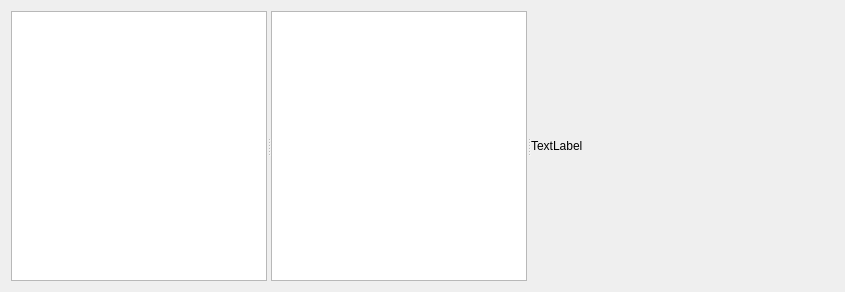
Qt form SymbolScanner/WinImageSelector.ui (veeman/SymbolScanner) before a commit.
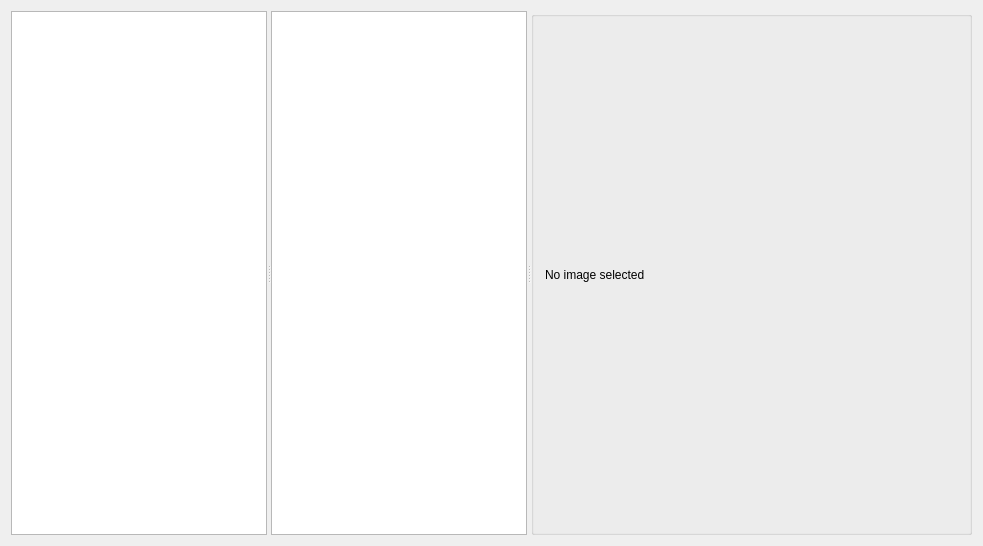
The same form after that commit. Custom widgets are drawn as their Qt base class.

Commit message: threaded loading state window layout update

The edit to the form file:
```diff
--- a/SymbolScanner/WinImageSelector.ui
+++ b/SymbolScanner/WinImageSelector.ui
@@ -6,8 +6,8 @@
    <rect>
     <x>0</x>
     <y>0</y>
-    <width>845</width>
-    <height>292</height>
+    <width>983</width>
+    <height>546</height>
    </rect>
   </property>
   <property name="windowTitle">
@@ -19,7 +19,7 @@
 Optimal are images in A4 format with a resolution of 150 dpi.
 If you are done press next.</string>
   </property>
-  <layout class="QHBoxLayout" name="horizontalLayout">
+  <layout class="QHBoxLayout" name="horizontalLayout_2">
    <item>
     <widget class="QSplitter" name="splitter">
      <property name="orientation">
@@ -39,16 +39,37 @@
        </stringlist>
       </property>
      </widget>
-     <widget class="QAspectRatioPixmapLabel" name="labelPreview">
+     <widget class="QGroupBox" name="groupBoxPreview">
       <property name="sizePolicy">
-       <sizepolicy hsizetype="Expanding" vsizetype="Preferred">
-        <horstretch>2</horstretch>
+       <sizepolicy hsizetype="Preferred" vsizetype="Preferred">
+        <horstretch>1</horstretch>
         <verstretch>0</verstretch>
        </sizepolicy>
       </property>
-      <property name="text">
-       <string>TextLabel</string>
+      <property name="title">
+       <string/>
       </property>
+      <layout class="QHBoxLayout" name="horizontalLayout">
+       <item>
+        <widget class="QAspectRatioPixmapLabel" name="labelPreview">
+         <property name="sizePolicy">
+          <sizepolicy hsizetype="Expanding" vsizetype="Preferred">
+           <horstretch>2</horstretch>
+           <verstretch>0</verstretch>
+          </sizepolicy>
+         </property>
+         <property name="text">
+          <string>No image selected</string>
+         </property>
+         <property name="defaultText" stdset="0">
+          <string>No image selected</string>
+         </property>
+         <property name="loadingText" stdset="0">
+          <string>Loading image ...</string>
+         </property>
+        </widget>
+       </item>
+      </layout>
      </widget>
     </widget>
    </item>
```
Left out of the diff: 3 changed lines with no effect on the pictures. The commit also changes 2 other files.
